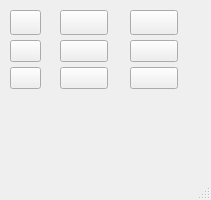
First picture: the form in mainwindow.ui, repository 7aku8/fuzzy-succotash, before the edit.
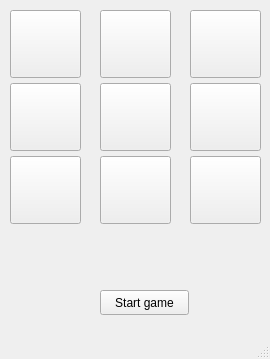
Second picture: the form after the edit.

Commit message: game initialization

Diff of the .ui file:
```diff
--- a/mainwindow.ui
+++ b/mainwindow.ui
@@ -6,24 +6,37 @@
    <rect>
     <x>0</x>
     <y>0</y>
-    <width>211</width>
-    <height>200</height>
+    <width>270</width>
+    <height>359</height>
    </rect>
   </property>
   <property name="windowTitle">
    <string>TicTacToe JakuWolak</string>
   </property>
   <widget class="QWidget" name="centralwidget">
-   <widget class="QWidget" name="gridLayoutWidget">
+   <widget class="QPushButton" name="start_game">
     <property name="geometry">
      <rect>
-      <x>0</x>
+      <x>100</x>
+      <y>290</y>
+      <width>89</width>
+      <height>25</height>
+     </rect>
+    </property>
+    <property name="text">
+     <string>Start game</string>
+    </property>
+   </widget>
+   <widget class="QWidget" name="gridLayoutWidget_4">
+    <property name="geometry">
+     <rect>
+      <x>180</x>
       <y>0</y>
-      <width>51</width>
-      <height>151</height>
+      <width>91</width>
+      <height>271</height>
      </rect>
     </property>
-    <layout class="QGridLayout" name="board" rowstretch="0,0,0,0,0" columnstretch="0">
+    <layout class="QGridLayout" name="board_1" rowstretch="0,0,0" columnstretch="0">
      <property name="sizeConstraint">
       <enum>QLayout::SetMaximumSize</enum>
      </property>
@@ -42,28 +55,40 @@
      <property name="spacing">
       <number>5</number>
      </property>
-     <item row="0" column="0">
-      <widget class="QPushButton" name="pushButton">
-       <property name="minimumSize">
-        <size>
-         <width>0</width>
-         <height>25</height>
-        </size>
-       </property>
-       <property name="text">
-        <string/>
-       </property>
-      </widget>
-     </item>
-     <item row="1" column="0">
-      <widget class="QPushButton" name="pushButton_2">
-       <property name="text">
-        <string/>
-       </property>
-      </widget>
-     </item>
      <item row="2" column="0">
-      <widget class="QPushButton" name="pushButton_3">
+      <widget class="QPushButton" name="button_9">
+       <property name="font">
+        <font>
+         <pointsize>40</pointsize>
+         <bold>true</bold>
+        </font>
+       </property>
+       <property name="text">
+        <string/>
+       </property>
+      </widget>
+     </item>
+     <item row="1" column="0">
+      <widget class="QPushButton" name="button_6">
+       <property name="font">
+        <font>
+         <pointsize>40</pointsize>
+         <bold>true</bold>
+        </font>
+       </property>
+       <property name="text">
+        <string/>
+       </property>
+      </widget>
+     </item>
+     <item row="0" column="0">
+      <widget class="QPushButton" name="button_3">
+       <property name="font">
+        <font>
+         <pointsize>40</pointsize>
+         <bold>true</bold>
+        </font>
+       </property>
        <property name="text">
         <string/>
        </property>
@@ -74,10 +99,10 @@
    <widget class="QWidget" name="gridLayoutWidget_2">
     <property name="geometry">
      <rect>
-      <x>50</x>
+      <x>0</x>
       <y>0</y>
-      <width>68</width>
-      <height>151</height>
+      <width>91</width>
+      <height>271</height>
      </rect>
     </property>
     <layout class="QGridLayout" name="board_2" rowstretch="0,0,0" columnstretch="0">
@@ -99,28 +124,40 @@
      <property name="spacing">
       <number>5</number>
      </property>
-     <item row="0" column="0">
-      <widget class="QPushButton" name="pushButton_4">
-       <property name="minimumSize">
-        <size>
-         <width>0</width>
-         <height>25</height>
-        </size>
-       </property>
-       <property name="text">
-        <string/>
-       </property>
-      </widget>
-     </item>
-     <item row="1" column="0">
-      <widget class="QPushButton" name="pushButton_5">
-       <property name="text">
-        <string/>
-       </property>
-      </widget>
-     </item>
      <item row="2" column="0">
-      <widget class="QPushButton" name="pushButton_6">
+      <widget class="QPushButton" name="button_7">
+       <property name="font">
+        <font>
+         <pointsize>40</pointsize>
+         <bold>true</bold>
+        </font>
+       </property>
+       <property name="text">
+        <string/>
+       </property>
+      </widget>
+     </item>
+     <item row="1" column="0">
+      <widget class="QPushButton" name="button_4">
+       <property name="font">
+        <font>
+         <pointsize>40</pointsize>
+         <bold>true</bold>
+        </font>
+       </property>
+       <property name="text">
+        <string/>
+       </property>
+      </widget>
+     </item>
+     <item row="0" column="0">
+      <widget class="QPushButton" name="button_1">
+       <property name="font">
+        <font>
+         <pointsize>40</pointsize>
+         <bold>true</bold>
+        </font>
+       </property>
        <property name="text">
         <string/>
        </property>
@@ -131,10 +168,10 @@
    <widget class="QWidget" name="gridLayoutWidget_3">
     <property name="geometry">
      <rect>
-      <x>120</x>
+      <x>90</x>
       <y>0</y>
-      <width>68</width>
-      <height>151</height>
+      <width>91</width>
+      <height>271</height>
      </rect>
     </property>
     <layout class="QGridLayout" name="board_3" rowstretch="0,0,0" columnstretch="0">
@@ -156,28 +193,40 @@
      <property name="spacing">
       <number>5</number>
      </property>
-     <item row="0" column="0">
-      <widget class="QPushButton" name="pushButton_7">
-       <property name="minimumSize">
-        <size>
-         <width>0</width>
-         <height>25</height>
-        </size>
-       </property>
-       <property name="text">
-        <string/>
-       </property>
-      </widget>
-     </item>
-     <item row="1" column="0">
-      <widget class="QPushButton" name="pushButton_8">
-       <property name="text">
-        <string/>
-       </property>
-      </widget>
-     </item>
      <item row="2" column="0">
-      <widget class="QPushButton" name="pushButton_9">
+      <widget class="QPushButton" name="button_8">
+       <property name="font">
+        <font>
+         <pointsize>40</pointsize>
+         <bold>true</bold>
+        </font>
+       </property>
+       <property name="text">
+        <string/>
+       </property>
+      </widget>
+     </item>
+     <item row="1" column="0">
+      <widget class="QPushButton" name="button_5">
+       <property name="font">
+        <font>
+         <pointsize>40</pointsize>
+         <bold>true</bold>
+        </font>
+       </property>
+       <property name="text">
+        <string/>
+       </property>
+      </widget>
+     </item>
+     <item row="0" column="0">
+      <widget class="QPushButton" name="button_2">
+       <property name="font">
+        <font>
+         <pointsize>40</pointsize>
+         <bold>true</bold>
+        </font>
+       </property>
        <property name="text">
         <string/>
        </property>
```
Left out of the diff: 6 changed lines with no effect on the pictures. The commit also changes 2 other files.
